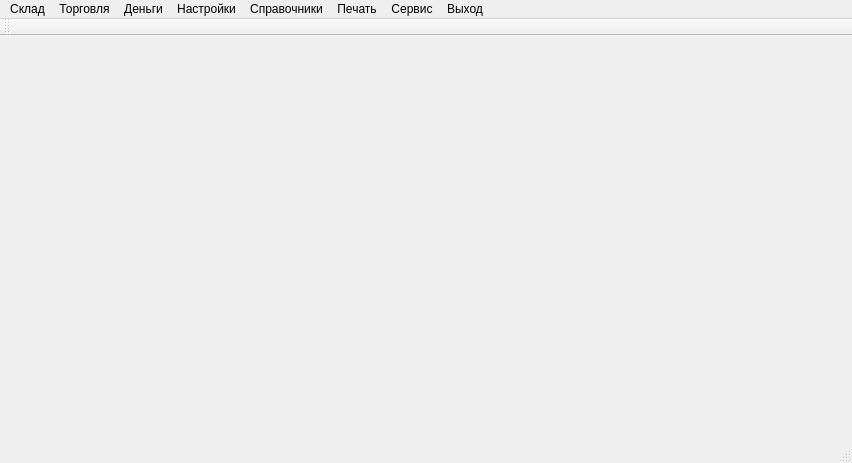
Before: the Qt Designer form market.ui in VladOk3333/market, drawn with Qt 5.
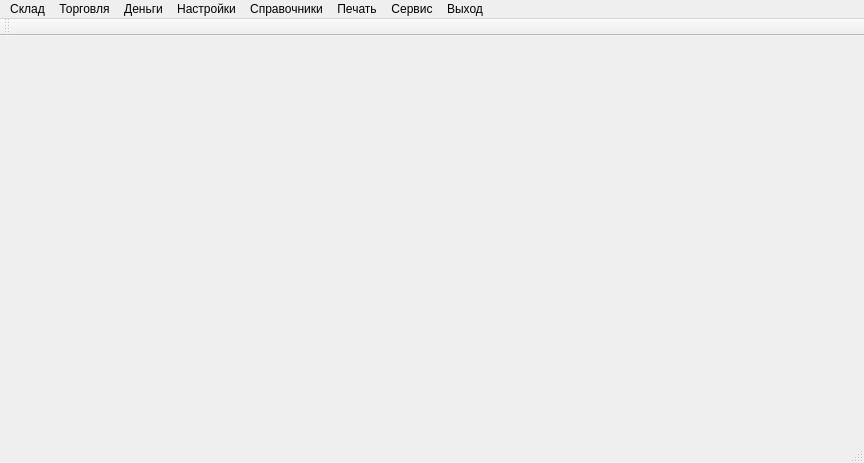
After: the same form once the commit is applied.

Commit message: Добавил окно состояния склада

```diff
--- a/market.ui
+++ b/market.ui
@@ -6,7 +6,7 @@
    <rect>
     <x>0</x>
     <y>0</y>
-    <width>852</width>
+    <width>864</width>
     <height>463</height>
    </rect>
   </property>
@@ -19,7 +19,7 @@
     <rect>
      <x>0</x>
      <y>0</y>
-     <width>852</width>
+     <width>864</width>
      <height>26</height>
     </rect>
    </property>
```
The commit also changes 5 other files.
